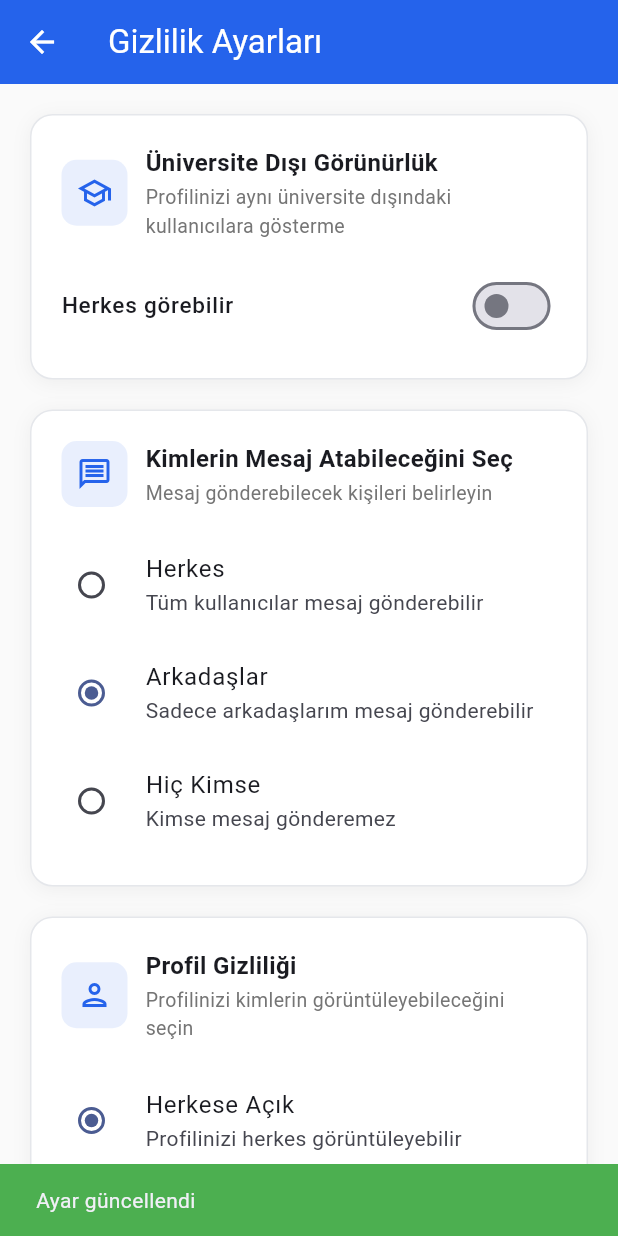
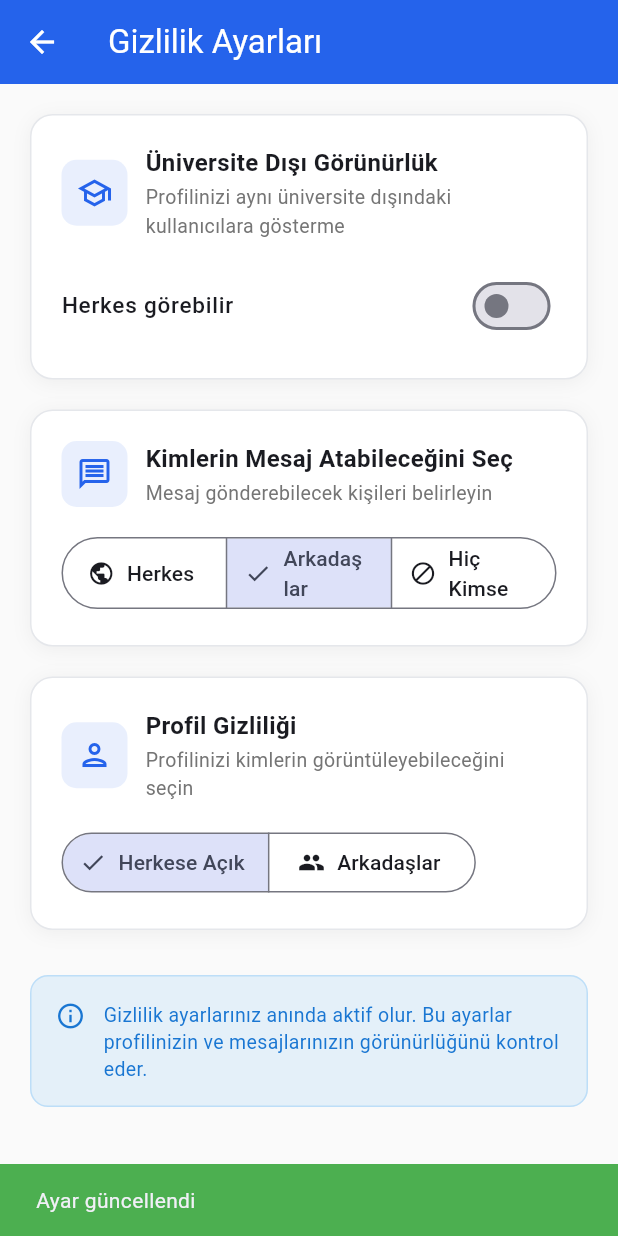
Before and after one commit to menesyilm/Unihub, a Flutter app: the PrivacySettingsPage screen opened directly, after a tap on "Arkadaşlar", on a phone screen of 412 x 824 dp. Run offline on Flutter 3.47's test engine with Material 3 defaults, Android fonts, the phone set to English and light mode, and no system bars; our stand-ins replace cloud_firestore, firebase_auth, firebase_core, firebase_messaging, flutter_dotenv, image_picker and 1 more; missing offline and left inert: cloudinary_public; accounts and stored records are empty.

Commit message:
refactor: update color handling and improve privacy settings UI with SegmentedButton

```diff
--- a/lib/profile/security_privacy/privacy_settings.dart
+++ b/lib/profile/security_privacy/privacy_settings.dart
@@ -137,48 +137,30 @@ class _PrivacySettingsPageState extends State<PrivacySettingsPage> {
                     'Kimlerin Mesaj Atabileceğini Seç',
                     'Mesaj gönderebilecek kişileri belirleyin',
                     Icons.message_outlined,
-                    Column(
-                      children: [
-                        RadioListTile<String>(
+                      SegmentedButton<String>(
+                        segments: const [
+                          ButtonSegment(
                             value: 'everyone',
-                          groupValue: messagePrivacy,
-                          onChanged: (value) {
-                            setState(() {
-                              messagePrivacy = value!;
-                            });
+                            label: Text('Herkes'),
+                            icon: Icon(Icons.public),
+                          ),
+                          ButtonSegment(
+                            value: 'friends',
+                            label: Text('Arkadaşlar'),
+                            icon: Icon(Icons.group),
+                          ),
+                          ButtonSegment(
+                            value: 'none',
+                            label: Text('Hiç Kimse'),
+                            icon: Icon(Icons.block),
+                          ),
+                        ],
+                        selected: {messagePrivacy},
+                        onSelectionChanged: (selection) {
+                          final value = selection.first;
+                          setState(() => messagePrivacy = value);
                           _updatePrivacySetting('messagePrivacy', value);
                         },
-                          title: const Text('Herkes'),
-                          subtitle: const Text('Tüm kullanıcılar mesaj gönderebilir'),
-                          contentPadding: EdgeInsets.zero,
-                        ),
-                        RadioListTile<String>(
-                          value: 'friends',
-                          groupValue: messagePrivacy,
-                          onChanged: (value) {
-                            setState(() {
-                              messagePrivacy = value!;
-                            });
-                            _updatePrivacySetting('messagePrivacy', value);
-                          },
-                          title: const Text('Arkadaşlar'),
-                          subtitle: const Text('Sadece arkadaşlarım mesaj gönderebilir'),
-                          contentPadding: EdgeInsets.zero,
-                        ),
-                        RadioListTile<String>(
-                          value: 'none',
-                          groupValue: messagePrivacy,
-                          onChanged: (value) {
-                            setState(() {
-                              messagePrivacy = value!;
-                            });
-                            _updatePrivacySetting('messagePrivacy', value);
-                          },
-                          title: const Text('Hiç Kimse'),
-                          subtitle: const Text('Kimse mesaj gönderemez'),
-                          contentPadding: EdgeInsets.zero,
-                        ),
-                      ],
                       ),
                   ),
 
@@ -189,35 +171,25 @@ class _PrivacySettingsPageState extends State<PrivacySettingsPage> {
                     'Profil Gizliliği',
                     'Profilinizi kimlerin görüntüleyebileceğini seçin',
                     Icons.person_outlined,
-                    Column(
-                      children: [
-                        RadioListTile<String>(
+                      SegmentedButton<String>(
+                        segments: const [
+                          ButtonSegment(
                             value: 'public',
-                          groupValue: profilePrivacy,
-                          onChanged: (value) {
-                            setState(() {
-                              profilePrivacy = value!;
-                            });
+                            label: Text('Herkese Açık'),
+                            icon: Icon(Icons.public),
+                          ),
+                          ButtonSegment(
+                            value: 'friends',
+                            label: Text('Arkadaşlar'),
+                            icon: Icon(Icons.group),
+                          ),
+                        ],
+                        selected: {profilePrivacy},
+                        onSelectionChanged: (selection) {
+                          final value = selection.first;
+                          setState(() => profilePrivacy = value);
                           _updatePrivacySetting('profilePrivacy', value);
                         },
-                          title: const Text('Herkese Açık'),
-                          subtitle: const Text('Profilinizi herkes görüntüleyebilir'),
-                          contentPadding: EdgeInsets.zero,
-                        ),
-                        RadioListTile<String>(
-                          value: 'friends',
-                          groupValue: profilePrivacy,
-                          onChanged: (value) {
-                            setState(() {
-                              profilePrivacy = value!;
-                            });
-                            _updatePrivacySetting('profilePrivacy', value);
-                          },
-                          title: const Text('Sadece Arkadaşlara Açık'),
-                          subtitle: const Text('Sadece arkadaşlarınız profilinizi görüntüleyebilir'),
-                          contentPadding: EdgeInsets.zero,
-                        ),
-                      ],
                       ),
                   ),
 
--- a/lib/profile/security_privacy/security_privacy_menu.dart
+++ b/lib/profile/security_privacy/security_privacy_menu.dart
@@ -8,7 +8,6 @@ class SecurityPrivacyMenuPage extends StatelessWidget {
   @override
   Widget build(BuildContext context) {
     final theme = Theme.of(context);
-    final isDark = theme.brightness == Brightness.dark;
 
     return Scaffold(
       backgroundColor: theme.scaffoldBackgroundColor,
```
Also changed, not shown: lib/friends/friends_page.dart (+5 -5 lines), lib/profile/account_transactions/disable_account.dart (+13 -11 lines). Lines whose indentation alone changed are shown as unchanged.
